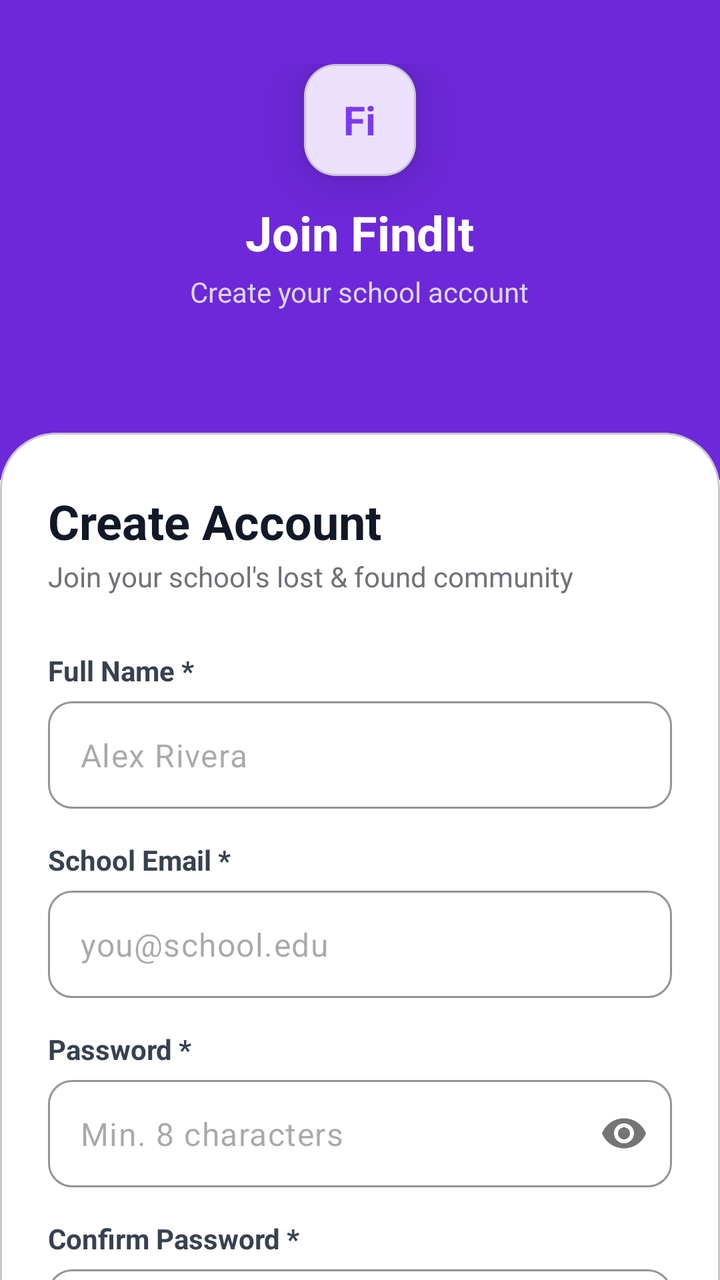
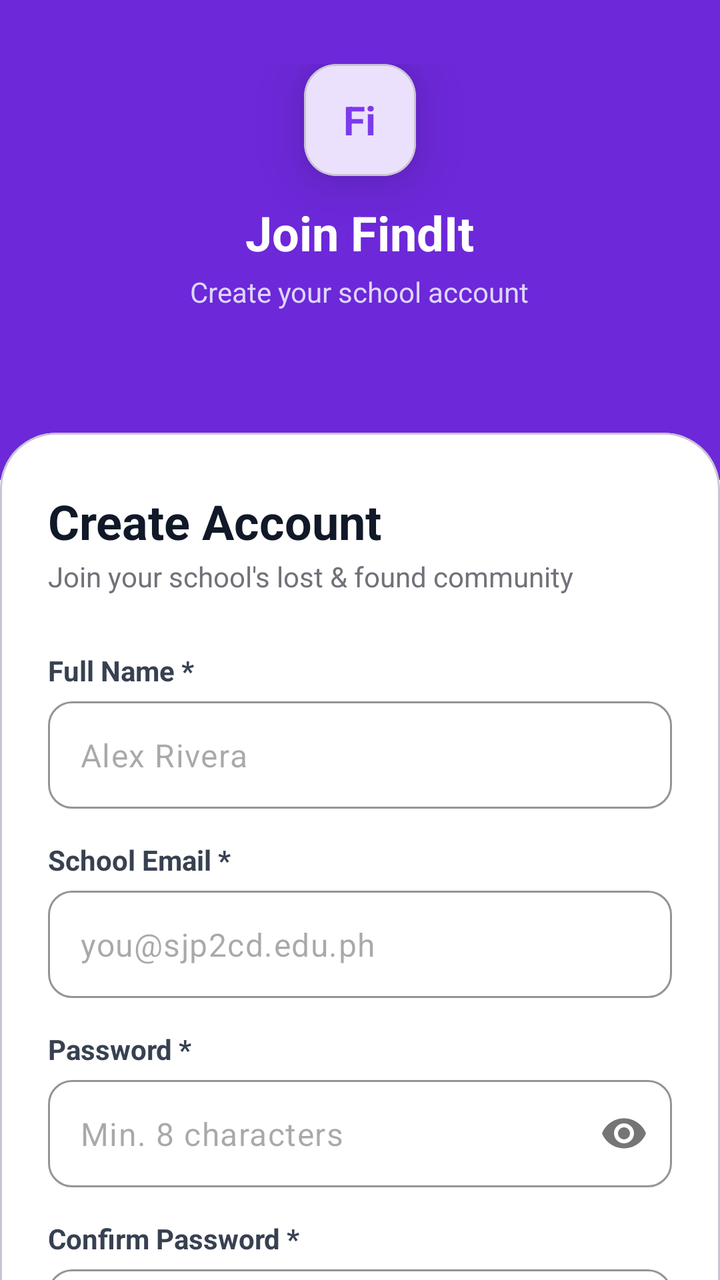

An Android layout rendered at two revisions. The XML below is the earlier revision; the diff shows what the commit changed to produce the second picture.
<!-- AndroidManifest.xml: application theme Theme.FindIt -->
<!-- res/layout/fragment_register.xml -->
<?xml version="1.0" encoding="utf-8"?>
<androidx.core.widget.NestedScrollView xmlns:android="http://schemas.android.com/apk/res/android"
    xmlns:app="http://schemas.android.com/apk/res-auto"
    android:layout_width="match_parent"
    android:layout_height="match_parent"
    android:background="@color/white"
    android:fillViewport="true">

    <androidx.constraintlayout.widget.ConstraintLayout
        android:layout_width="match_parent"
        android:layout_height="wrap_content">

        
        <View
            android:id="@+id/hero_background"
            android:layout_width="match_parent"
            android:layout_height="240dp"
            android:background="@color/violet_700"
            app:layout_constraintTop_toTopOf="parent" />

        <LinearLayout
            android:id="@+id/header_container"
            android:layout_width="match_parent"
            android:layout_height="wrap_content"
            android:gravity="center_horizontal"
            android:orientation="vertical"
            android:paddingTop="32dp"
            app:layout_constraintTop_toTopOf="parent">

            <com.google.android.material.card.MaterialCardView
                android:layout_width="56dp"
                android:layout_height="56dp"
                app:cardBackgroundColor="@color/white"
                app:cardCornerRadius="16dp"
                app:cardElevation="16dp">

                <TextView
                    android:layout_width="wrap_content"
                    android:layout_height="wrap_content"
                    android:layout_gravity="center"
                    android:text="Fi"
                    android:textColor="@color/violet_600"
                    android:textSize="20sp"
                    android:textStyle="bold" />
            </com.google.android.material.card.MaterialCardView>

            <TextView
                android:layout_width="wrap_content"
                android:layout_height="wrap_content"
                android:layout_marginTop="12dp"
                android:text="Join FindIt"
                android:textColor="@color/white"
                android:textSize="24sp"
                android:textStyle="bold" />

            <TextView
                android:layout_width="wrap_content"
                android:layout_height="wrap_content"
                android:layout_marginTop="4dp"
                android:text="Create your school account"
                android:textColor="@color/violet_200"
                android:textSize="14sp" />
        </LinearLayout>

        
        <com.google.android.material.card.MaterialCardView
            android:layout_width="match_parent"
            android:layout_height="wrap_content"
            android:layout_marginTop="-24dp"
            app:cardBackgroundColor="@color/white"
            app:cardCornerRadius="28dp"
            app:cardElevation="0dp"
            app:layout_constraintTop_toBottomOf="@id/hero_background">

            <LinearLayout
                android:layout_width="match_parent"
                android:layout_height="wrap_content"
                android:orientation="vertical"
                android:paddingHorizontal="24dp"
                android:paddingVertical="28dp">

                <TextView
                    android:layout_width="wrap_content"
                    android:layout_height="wrap_content"
                    android:text="Create Account"
                    android:textColor="@color/gray_900"
                    android:textSize="24sp"
                    android:textStyle="bold" />

                <TextView
                    android:layout_width="wrap_content"
                    android:layout_height="wrap_content"
                    android:layout_marginTop="2dp"
                    android:text="Join your school's lost &amp; found community"
                    android:textColor="@color/gray_400"
                    android:textSize="14sp" />

                <TextView
                    android:id="@+id/error_text"
                    android:layout_width="wrap_content"
                    android:layout_height="wrap_content"
                    android:layout_marginTop="16dp"
                    android:textColor="@color/red_500"
                    android:textSize="14sp"
                    android:visibility="gone" />

                
                <TextView
                    android:layout_width="wrap_content"
                    android:layout_height="wrap_content"
                    android:layout_marginTop="28dp"
                    android:text="Full Name *"
                    android:textColor="@color/gray_700"
                    android:textSize="14sp"
                    android:textStyle="bold" />

                <com.google.android.material.textfield.TextInputLayout
                    style="@style/Widget.Material3.TextInputLayout.OutlinedBox"
                    android:layout_width="match_parent"
                    android:layout_height="wrap_content"
                    android:layout_marginTop="6dp"
                    app:boxCornerRadiusBottomEnd="12dp"
                    app:boxCornerRadiusBottomStart="12dp"
                    app:boxCornerRadiusTopEnd="12dp"
                    app:boxCornerRadiusTopStart="12dp"
                    app:boxStrokeColor="@color/violet_400"
                    app:hintEnabled="false">

                    <com.google.android.material.textfield.TextInputEditText
                        android:id="@+id/name_edit_text"
                        android:layout_width="match_parent"
                        android:layout_height="wrap_content"
                        android:hint="Alex Rivera"
                        android:inputType="textPersonName"
                        android:paddingVertical="16dp" />
                </com.google.android.material.textfield.TextInputLayout>

                
                <TextView
                    android:layout_width="wrap_content"
                    android:layout_height="wrap_content"
                    android:layout_marginTop="16dp"
                    android:text="School Email *"
                    android:textColor="@color/gray_700"
                    android:textSize="14sp"
                    android:textStyle="bold" />

                <com.google.android.material.textfield.TextInputLayout
                    style="@style/Widget.Material3.TextInputLayout.OutlinedBox"
                    android:layout_width="match_parent"
                    android:layout_height="wrap_content"
                    android:layout_marginTop="6dp"
                    app:boxCornerRadiusBottomEnd="12dp"
                    app:boxCornerRadiusBottomStart="12dp"
                    app:boxCornerRadiusTopEnd="12dp"
                    app:boxCornerRadiusTopStart="12dp"
                    app:boxStrokeColor="@color/violet_400"
                    app:hintEnabled="false">

                    <com.google.android.material.textfield.TextInputEditText
                        android:id="@+id/email_edit_text"
                        android:layout_width="match_parent"
                        android:layout_height="wrap_content"
                        android:hint="you@school.edu"
                        android:inputType="textEmailAddress"
                        android:paddingVertical="16dp" />
                </com.google.android.material.textfield.TextInputLayout>

                
                <TextView
                    android:layout_width="wrap_content"
                    android:layout_height="wrap_content"
                    android:layout_marginTop="16dp"
                    android:text="Password *"
                    android:textColor="@color/gray_700"
                    android:textSize="14sp"
                    android:textStyle="bold" />

                <com.google.android.material.textfield.TextInputLayout
                    style="@style/Widget.Material3.TextInputLayout.OutlinedBox"
                    android:layout_width="match_parent"
                    android:layout_height="wrap_content"
                    android:layout_marginTop="6dp"
                    app:boxCornerRadiusBottomEnd="12dp"
                    app:boxCornerRadiusBottomStart="12dp"
                    app:boxCornerRadiusTopEnd="12dp"
                    app:boxCornerRadiusTopStart="12dp"
                    app:boxStrokeColor="@color/violet_400"
                    app:hintEnabled="false"
                    app:passwordToggleEnabled="true">

                    <com.google.android.material.textfield.TextInputEditText
                        android:id="@+id/password_edit_text"
                        android:layout_width="match_parent"
                        android:layout_height="wrap_content"
                        android:hint="Min. 8 characters"
                        android:inputType="textPassword"
                        android:paddingVertical="16dp" />
                </com.google.android.material.textfield.TextInputLayout>

                
                <TextView
                    android:layout_width="wrap_content"
                    android:layout_height="wrap_content"
                    android:layout_marginTop="16dp"
                    android:text="Confirm Password *"
                    android:textColor="@color/gray_700"
                    android:textSize="14sp"
                    android:textStyle="bold" />

                <com.google.android.material.textfield.TextInputLayout
                    style="@style/Widget.Material3.TextInputLayout.OutlinedBox"
                    android:layout_width="match_parent"
                    android:layout_height="wrap_content"
                    android:layout_marginTop="6dp"
                    app:boxCornerRadiusBottomEnd="12dp"
                    app:boxCornerRadiusBottomStart="12dp"
                    app:boxCornerRadiusTopEnd="12dp"
                    app:boxCornerRadiusTopStart="12dp"
                    app:boxStrokeColor="@color/violet_400"
                    app:hintEnabled="false"
                    app:passwordToggleEnabled="true">

                    <com.google.android.material.textfield.TextInputEditText
                        android:id="@+id/confirm_password_edit_text"
                        android:layout_width="match_parent"
                        android:layout_height="wrap_content"
                        android:hint="Repeat your password"
                        android:inputType="textPassword"
                        android:paddingVertical="16dp" />
                </com.google.android.material.textfield.TextInputLayout>

                <TextView
                    android:layout_width="match_parent"
                    android:layout_height="wrap_content"
                    android:layout_marginTop="16dp"
                    android:lineHeight="18sp"
                    android:text="By creating an account you agree to our Terms of Service and Privacy Policy."
                    android:textColor="@color/gray_400"
                    android:textSize="12sp" />

                <com.google.android.material.button.MaterialButton
                    android:id="@+id/create_account_button"
                    android:layout_width="match_parent"
                    android:layout_height="56dp"
                    android:layout_marginTop="20dp"
                    android:text="Create Account with Email"
                    android:textAllCaps="false"
                    android:textSize="16sp"
                    android:textStyle="bold"
                    app:backgroundTint="@color/violet_600"
                    app:cornerRadius="16dp"
                    app:elevation="8dp" />

                <com.google.android.material.button.MaterialButton
                    android:id="@+id/google_register_button"
                    style="@style/Widget.Material3.Button.OutlinedButton"
                    android:layout_width="match_parent"
                    android:layout_height="56dp"
                    android:layout_marginTop="12dp"
                    android:text="Sign Up with Google"
                    android:textAllCaps="false"
                    android:textColor="@color/gray_800"
                    android:textSize="16sp"
                    android:textStyle="bold"
                    app:cornerRadius="16dp"
                    app:strokeColor="@color/gray_300" />

                <LinearLayout
                    android:layout_width="match_parent"
                    android:layout_height="wrap_content"
                    android:layout_marginTop="20dp"
                    android:gravity="center"
                    android:orientation="horizontal">

                    <TextView
                        android:layout_width="wrap_content"
                        android:layout_height="wrap_content"
                        android:text="Already have an account? "
                        android:textColor="@color/gray_400"
                        android:textSize="14sp" />

                    <Button
                        android:id="@+id/sign_in_link"
                        style="@style/Widget.Material3.Button.TextButton"
                        android:layout_width="wrap_content"
                        android:layout_height="wrap_content"
                        android:text="Sign In"
                        android:textColor="@color/violet_600"
                        android:textStyle="bold" />
                </LinearLayout>

            </LinearLayout>
        </com.google.android.material.card.MaterialCardView>
    </androidx.constraintlayout.widget.ConstraintLayout>
</androidx.core.widget.NestedScrollView>
<!-- resources referenced by this layout -->
<resources>
  <color name="gray_300">#D1D5DB</color>
  <color name="gray_400">#71717A</color>
  <color name="gray_700">#374151</color>
  <color name="gray_800">#1F2937</color>
  <color name="gray_900">#111827</color>
  <color name="red_500">#EF4444</color>
  <color name="violet_200">#DDD6FE</color>
  <color name="violet_400">#A78BFA</color>
  <color name="violet_600">#7C3AED</color>
  <color name="violet_700">#6D28D9</color>
  <color name="white">#FFFFFF</color>
  <style name="Theme.FindIt" parent="Theme.Material3.DayNight.NoActionBar">
          
          <item name="colorPrimary">@color/violet_600</item>
          <item name="colorOnPrimary">@color/white</item>
          <item name="colorPrimaryContainer">@color/violet_100</item>
          <item name="colorOnPrimaryContainer">@color/violet_900</item>
  
          
          <item name="colorSecondary">@color/violet_400</item>
          <item name="colorOnSecondary">@color/white</item>
  
          
          <item name="android:statusBarColor">@android:color/transparent</item>
          <item name="android:windowLightStatusBar">true</item>
  
          
          <item name="android:windowBackground">@color/white</item>
  
          <item name="colorSurface">@color/white</item>
          <item name="colorOnSurface">@color/gray_900</item>
          <item name="colorSurfaceVariant">@color/gray_50</item>
          <item name="colorOnSurfaceVariant">@color/gray_500</item>
  
          <item name="colorError">@color/red_500</item>
          <item name="colorOnError">@color/white</item>
      </style>
  <color name="violet_100">#EDE9FE</color>
  <color name="violet_900">#4C1D95</color>
  <color name="gray_50">#F9FAFB</color>
  <color name="gray_500">#52525B</color>
</resources>

<!-- the commit's change to res/layout/fragment_register.xml (unified diff, before → after) -->
@@ -161,7 +161,7 @@
                         android:id="@+id/email_edit_text"
                         android:layout_width="match_parent"
                         android:layout_height="wrap_content"
-                        android:hint="you@school.edu"
+                        android:hint="you@sjp2cd.edu.ph"
                         android:inputType="textEmailAddress"
                         android:paddingVertical="16dp" />
                 </com.google.android.material.textfield.TextInputLayout>
